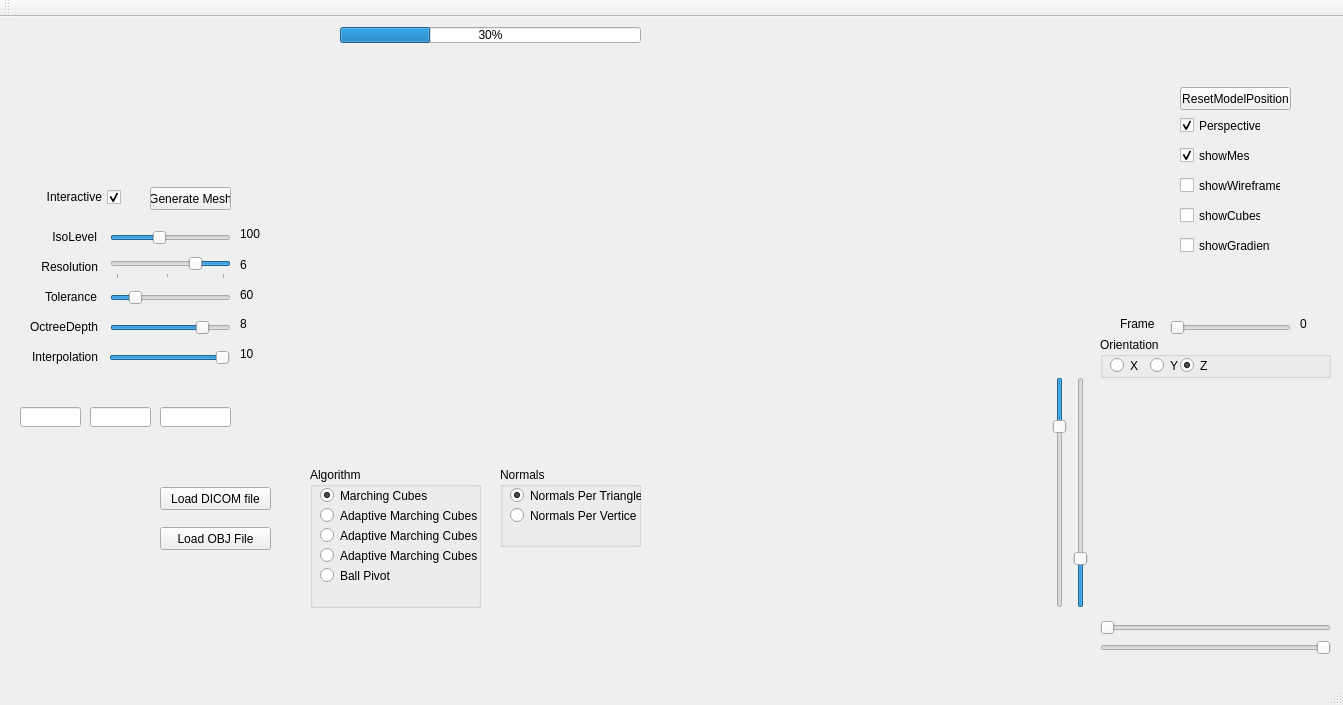
Above: VolumeRenderer/volumerenderer.ui from RaduAlexandru/Volume-Renderer before the change. Below: the same form after it.
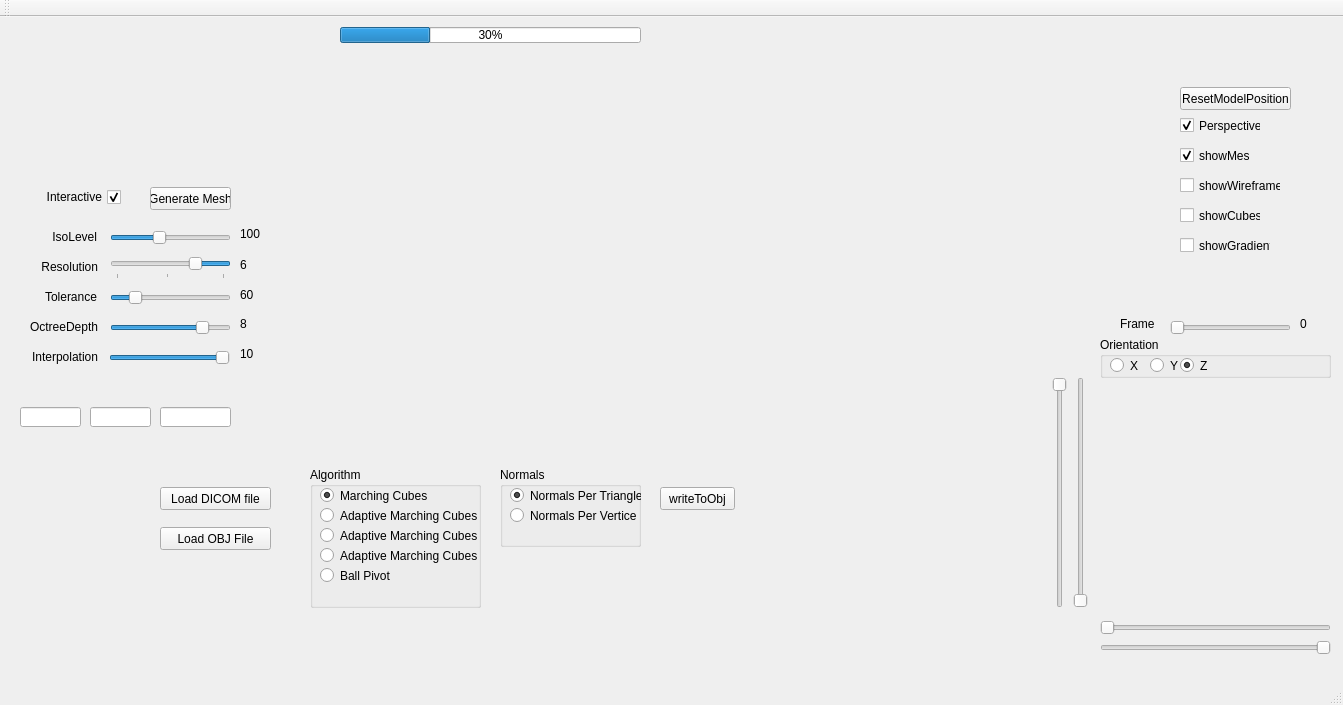
That is the form after the change. Custom widgets are drawn as their Qt base class.

Diff of the .ui file:
```diff
--- a/VolumeRenderer/volumerenderer.ui
+++ b/VolumeRenderer/volumerenderer.ui
@@ -23,7 +23,7 @@
       <x>0</x>
       <y>10</y>
       <width>1361</width>
-      <height>281</height>
+      <height>641</height>
      </rect>
     </property>
     <widget class="QLabel" name="numberOfTrianglesLabel">
@@ -739,7 +739,7 @@
      <number>512</number>
     </property>
     <property name="value">
-     <number>100</number>
+     <number>0</number>
     </property>
     <property name="orientation">
      <enum>Qt::Vertical</enum>
@@ -764,7 +764,7 @@
      <number>512</number>
     </property>
     <property name="value">
-     <number>100</number>
+     <number>0</number>
     </property>
     <property name="orientation">
      <enum>Qt::Vertical</enum>
```
Left out of the diff: 10 changed lines with no effect on the pictures.
